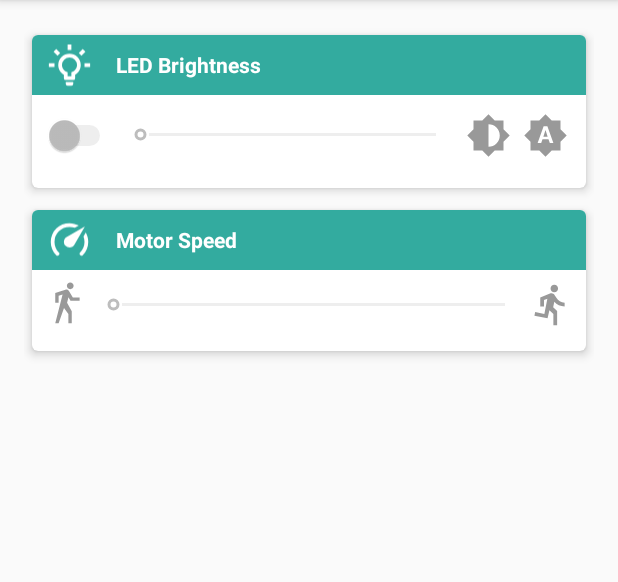
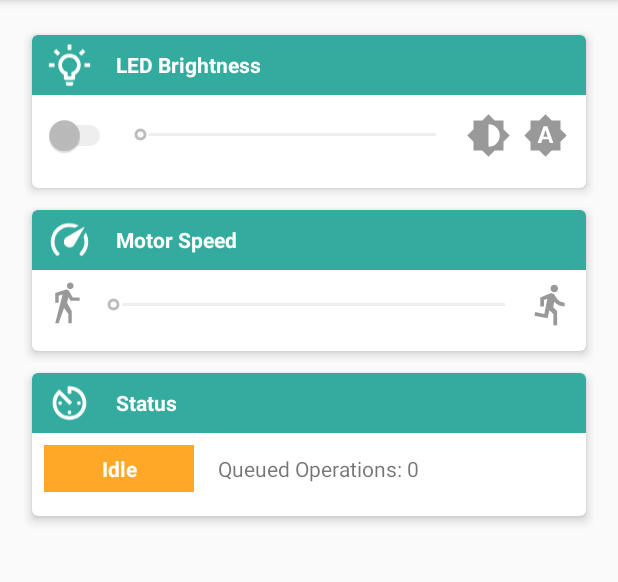
Before and after one commit to grammesm/SandBot-Android, an Android app: the screen it shows after launch (MainActivity), on a phone screen of 412 x 824 dp, the part 209-791 px from its top. Run offline under Robolectric (Android 15) with nearby library versions, the phone set to English and light mode, and no system bars; 5 statements that could not run were skipped.

Commit message:
Adding status card to main tab

```diff
--- a/app/src/main/java/com/alwaystinkering/sandbot/model/web/SandBotStatus.java
+++ b/app/src/main/java/com/alwaystinkering/sandbot/model/web/SandBotStatus.java
@@ -27,7 +27,15 @@ public class SandBotStatus {
     private int ledBrightness;
     private boolean ledAutoDim;
     private int speed;
+    private int Qd;
 
+    public int getQd() {
+        return Qd;
+    }
+
+    public void setQd(int qd) {
+        Qd = qd;
+    }
 
     public int getLedBrightness() {
         return ledBrightness;
@@ -98,6 +106,7 @@ public class SandBotStatus {
             setLedOn(rootObj.getAsJsonPrimitive("ledOn").getAsInt() == 1);
             setLedBrightness(rootObj.getAsJsonPrimitive("ledValue").getAsInt());
             setLedAutoDim(rootObj.getAsJsonPrimitive("autoDim").getAsInt() == 1);
+            setQd(rootObj.getAsJsonPrimitive("Qd").getAsInt());
         } catch (Exception e) {
             e.printStackTrace();
         }
--- a/app/src/main/java/com/alwaystinkering/sandbot/ui/sandbot/BotFragment.java
+++ b/app/src/main/java/com/alwaystinkering/sandbot/ui/sandbot/BotFragment.java
@@ -10,6 +10,7 @@ import android.view.ViewGroup;
 import android.widget.ImageView;
 import android.widget.SeekBar;
 import android.widget.Switch;
+import android.widget.TextView;
 
 import com.alwaystinkering.sandbot.R;
 import com.alwaystinkering.sandbot.model.state.SandBotStateManager;
@@ -32,6 +33,8 @@ public class BotFragment extends SandBotTab {
     private ImageView manualBrightness;
     private ImageView autoBrightness;
     private SeekBar speed;
+    private TextView state;
+    private TextView numOps;
 
     private FloatingActionButton play;
     private FloatingActionButton pause;
@@ -52,6 +55,9 @@ public class BotFragment extends SandBotTab {
         manualBrightness = rootView.findViewById(R.id.ledManualBrightness);
         autoBrightness = rootView.findViewById(R.id.ledAutoBrightness);
         speed = rootView.findViewById(R.id.speedSeekBar);
+        state = rootView.findViewById(R.id.status_state_text);
+        numOps = rootView.findViewById(R.id.status_num_ops);
+
         play = rootView.findViewById(R.id.botPlay);
         pause = rootView.findViewById(R.id.botPause);
         stop = rootView.findViewById(R.id.botStop);
@@ -254,6 +260,14 @@ public class BotFragment extends SandBotTab {
             manualBrightness.setColorFilter(getResources().getColor(R.color.green_selected));
             ledBrightness.setEnabled(true);
         }
+        numOps.setText(String.valueOf(SandBotStateManager.getSandBotStatus().getQd()));
+        if (SandBotStateManager.getSandBotStatus().getQd() > 0) {
+            state.setText("Running");
+            state.setBackgroundColor(getResources().getColor(R.color.green_running));
+        } else {
+            state.setText("Idle");
+            state.setBackgroundColor(getResources().getColor(R.color.orange_idle));
+        }
     }
 
     @Override
--- a/app/src/main/java/com/alwaystinkering/sandbot/ui/sandbot/PatternFragment.java
+++ b/app/src/main/java/com/alwaystinkering/sandbot/ui/sandbot/PatternFragment.java
@@ -83,7 +83,7 @@ public class PatternFragment extends SandBotTab {
 
     @Override
     void disable() {
-        newPattern.setEnabled(false);
+        //newPattern.setEnabled(false);
         patternList.setAdapter(null);
     }
 }
--- /dev/null
+++ b/app/src/main/res/drawable/av_timer.xml
@@ -0,0 +1,8 @@
+<!-- drawable/av_timer.xml -->
+<vector xmlns:android="http://schemas.android.com/apk/res/android"
+    android:height="24dp"
+    android:width="24dp"
+    android:viewportWidth="24"
+    android:viewportHeight="24">
+    <path android:fillColor="#fff" android:pathData="M11,17A1,1 0 0,0 12,18A1,1 0 0,0 13,17A1,1 0 0,0 12,16A1,1 0 0,0 11,17M11,3V7H13V5.08C16.39,5.57 19,8.47 19,12A7,7 0 0,1 12,19A7,7 0 0,1 5,12C5,10.32 5.59,8.78 6.58,7.58L12,13L13.41,11.59L6.61,4.79V4.81C4.42,6.45 3,9.05 3,12A9,9 0 0,0 12,21A9,9 0 0,0 21,12A9,9 0 0,0 12,3M18,12A1,1 0 0,0 17,11A1,1 0 0,0 16,12A1,1 0 0,0 17,13A1,1 0 0,0 18,12M6,12A1,1 0 0,0 7,13A1,1 0 0,0 8,12A1,1 0 0,0 7,11A1,1 0 0,0 6,12Z" />
+</vector>
--- /dev/null
+++ b/app/src/main/res/layout/card_status.xml
@@ -0,0 +1,75 @@
+<?xml version="1.0" encoding="utf-8"?>
+<android.support.v7.widget.CardView xmlns:android="http://schemas.android.com/apk/res/android"
+    xmlns:app="http://schemas.android.com/apk/res-auto"
+    android:layout_width="match_parent"
+    android:layout_height="wrap_content"
+    android:layout_marginTop="16dp"
+    app:cardCornerRadius="4dp"
+    app:cardElevation="4dp"
+    app:cardUseCompatPadding="true">
+
+    <LinearLayout
+        android:layout_width="match_parent"
+        android:layout_height="match_parent"
+        android:orientation="vertical">
+
+        <LinearLayout
+            android:layout_width="match_parent"
+            android:layout_height="40dp"
+            android:background="@color/nav"
+            android:orientation="horizontal">
+
+            <ImageView
+                android:layout_width="30dp"
+                android:layout_height="match_parent"
+                android:layout_marginStart="10dp"
+                android:layout_marginLeft="10dp"
+                android:src="@drawable/av_timer" />
+
+            <TextView
+                android:layout_width="wrap_content"
+                android:layout_height="match_parent"
+                android:layout_marginStart="16dp"
+                android:layout_marginLeft="16dp"
+                android:gravity="center_vertical"
+                android:text="Status"
+                android:textColor="@color/white"
+                android:textStyle="bold" />
+        </LinearLayout>
+
+        <LinearLayout
+            android:layout_width="match_parent"
+            android:layout_height="wrap_content"
+            android:layout_marginBottom="8dp"
+            android:gravity="start"
+            android:orientation="horizontal"
+            android:padding="8dp">
+
+            <TextView
+                android:id="@+id/status_state_text"
+                android:layout_width="100dp"
+                android:layout_height="wrap_content"
+                android:gravity="center_horizontal"
+                android:textColor="@color/white"
+                android:textStyle="bold"
+                android:paddingTop="6dp"
+                android:paddingBottom="6dp"
+                android:background="@color/orange_idle"
+                android:text="Idle"/>
+
+            <TextView
+                android:layout_marginStart="16dp"
+                android:layout_width="wrap_content"
+                android:layout_height="wrap_content"
+                android:text="Queued Operations: "
+                android:layout_marginLeft="16dp" />
+
+            <TextView
+                android:id="@+id/status_num_ops"
+                android:layout_width="wrap_content"
+                android:layout_height="wrap_content"
+                android:text="34"/>
+
+        </LinearLayout>
+    </LinearLayout>
+</android.support.v7.widget.CardView>
--- a/app/src/main/res/layout/fragment_bot.xml
+++ b/app/src/main/res/layout/fragment_bot.xml
@@ -38,6 +38,13 @@
         android:layout_height="wrap_content"
         layout="@layout/card_speed"
         android:layout_below="@id/led_card" />
+
+    <include
+        android:id="@+id/status_card"
+        android:layout_width="match_parent"
+        android:layout_height="wrap_content"
+        layout="@layout/card_status"
+        android:layout_below="@id/speed_card" />
 
 
     <LinearLayout
--- a/app/src/main/res/values/colors.xml
+++ b/app/src/main/res/values/colors.xml
@@ -16,5 +16,7 @@
     <color name="dark_gray">#333333</color>
     <color name="black">#000000</color>
     <color name="light_gray">#999999</color>
+    <color name="orange_idle">#ffa726</color>
+    <color name="green_running">#66bb6a</color>
 
 </resources>
```
